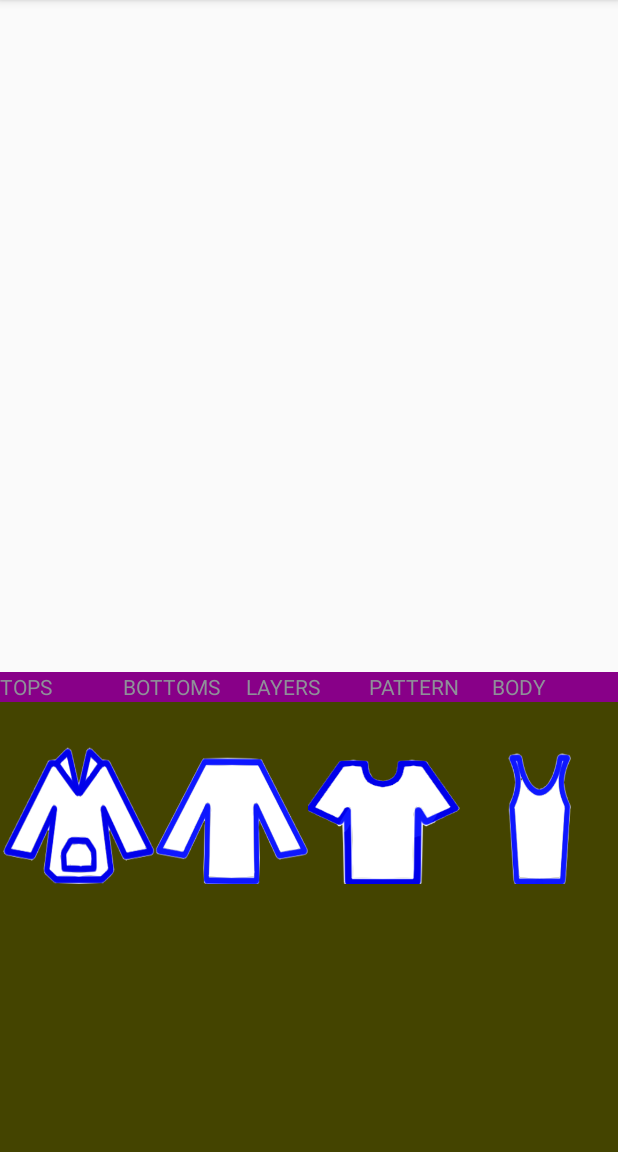
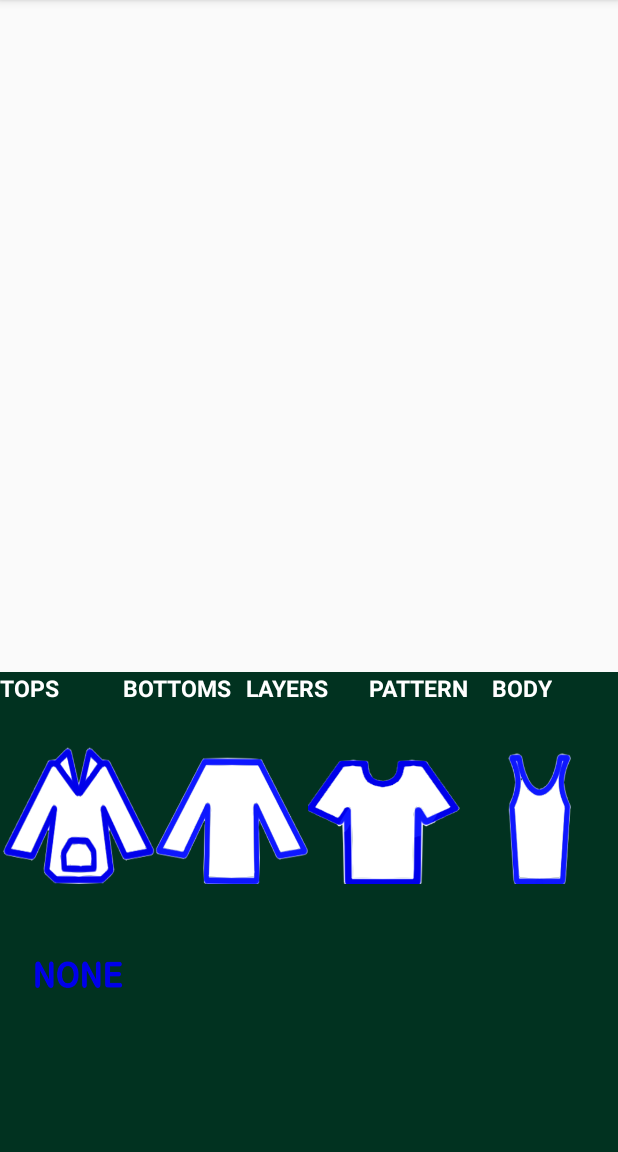
Before and after one commit to PathaChow/Portrait, an Android app: the screen it shows after launch (MainActivity), on a phone screen of 412 x 824 dp, the part 84-1236 px from its top. Run offline under Robolectric (Android 15) with nearby library versions, the light colour scheme and no system bars.

Commit message:
working without colors

```diff
--- a/app/src/main/java/com/example/portrait/MainActivity.java
+++ b/app/src/main/java/com/example/portrait/MainActivity.java
@@ -15,10 +15,10 @@ public class MainActivity extends AppCompatActivity {
     GridView clothGrid;
     GridView tabList;
 
-    int bottoms[]={R.drawable.longskirt,R.drawable.pants,R.drawable.shorts,R.drawable.skirt};
-    int tops[]={R.drawable.hoodie,R.drawable.longsleeve,R.drawable.tshirt,R.drawable.tanktop};
-    int layer[]={R.drawable.hat,R.drawable.suit,R.drawable.vest,R.drawable.wind};
-    int pattern[]={R.drawable.pattern};
+    int bottoms[]={R.drawable.longskirt,R.drawable.pants,R.drawable.shorts,R.drawable.skirt,R.drawable.none};
+    int tops[]={R.drawable.hoodie,R.drawable.longsleeve,R.drawable.tshirt,R.drawable.tanktop,R.drawable.none};
+    int layer[]={R.drawable.suit,R.drawable.vest,R.drawable.wind,R.drawable.none};
+    int pattern[]={R.drawable.pattern,R.drawable.none};
     int body[]={R.drawable.unknown,R.drawable.white,R.drawable.asian,R.drawable.pacific,R.drawable.black};
     int tabs[]={R.string.str0,R.string.str1,R.string.str2,R.string.str3,R.string.str4};
 
@@ -72,15 +72,31 @@ public class MainActivity extends AppCompatActivity {
         ImageView piece;
         if(currentTab==0) {
             piece = (ImageView) findViewById(R.id.shirtImg);
+            if(tops[position]==R.drawable.none){
+                piece.setImageResource(android.R.color.transparent);
+                return;
+            }
             piece.setImageResource(tops[position]);
         }else if(currentTab==1){
             piece = (ImageView) findViewById(R.id.pantsImg);
+            if(bottoms[position]==R.drawable.none){
+                piece.setImageResource(android.R.color.transparent);
+                return;
+            }
             piece.setImageResource(bottoms[position]);
         }else if(currentTab==2){
             piece = (ImageView) findViewById(R.id.layerImg);
+            if(layer[position]==R.drawable.none){
+                piece.setImageResource(android.R.color.transparent);
+                return;
+            }
             piece.setImageResource(layer[position]);
         }else if(currentTab==3){
             piece = (ImageView) findViewById(R.id.patternImg);
+            if(pattern[position]==R.drawable.none){
+                piece.setImageResource(android.R.color.transparent);
+                return;
+            }
             piece.setImageResource(pattern[position]);
         }else{
             piece = (ImageView) findViewById(R.id.bodyImg);
--- a/app/src/main/res/layout/activity_main.xml
+++ b/app/src/main/res/layout/activity_main.xml
@@ -83,7 +83,7 @@
         android:footerDividersEnabled="false"
         android:numColumns="5"
         app:layout_constraintBottom_toTopOf="@+id/fragment_container"
-        android:background="#880088"
+        android:background="#013220"
         app:layout_constraintHorizontal_bias="0.0"
         app:layout_constraintLeft_toLeftOf="parent"
         app:layout_constraintRight_toRightOf="parent" />
@@ -93,7 +93,7 @@
         app:layout_constraintLeft_toLeftOf="parent"
         app:layout_constraintRight_toRightOf="parent"
         android:id="@+id/fragment_container"
-        android:background="#1111FF"
+        android:background="#013220"
         android:layout_width="match_parent"
         android:layout_height="300dp">
         <GridView
@@ -103,7 +103,6 @@
             android:footerDividersEnabled="false"
             android:padding = "1dp"
             android:numColumns="4"
-            android:background="#444400"
             />
     </FrameLayout>
 
--- a/app/src/main/res/layout/activity_tablist.xml
+++ b/app/src/main/res/layout/activity_tablist.xml
@@ -1,11 +1,16 @@
 <?xml version="1.0" encoding="utf-8"?>
 <LinearLayout xmlns:android="http://schemas.android.com/apk/res/android"
-    android:orientation="horizontal" android:layout_width="match_parent"
-    android:layout_height="match_parent">
+    xmlns:app="http://schemas.android.com/apk/res-auto"
+    android:orientation="horizontal"
+    android:layout_width="wrap_content"
+    android:layout_height="wrap_content"
+    >
     <TextView
         android:id="@+id/itext"
+        android:textColor="#FFFFFF"
+        android:textSize="15dp"
         android:layout_width="wrap_content"
-        android:layout_height="match_parent"
+        android:layout_height="wrap_content"
         android:text="@string/str0"
         />
 
--- a/app/src/main/res/values/strings.xml
+++ b/app/src/main/res/values/strings.xml
@@ -1,8 +1,8 @@
 <resources>
     <string name="app_name">Portrait</string>
-    <string name="str0">TOPS</string>
-    <string name="str1">BOTTOMS</string>
-    <string name="str2">LAYERS</string>
-    <string name="str3">PATTERN</string>
-    <string name="str4">BODY</string>
+    <string name="str0"><b>TOPS</b></string>
+    <string name="str1"><b>BOTTOMS</b></string>
+    <string name="str2"><b>LAYERS</b></string>
+    <string name="str3"><b>PATTERN</b></string>
+    <string name="str4"><b>BODY</b></string>
 </resources>
```
